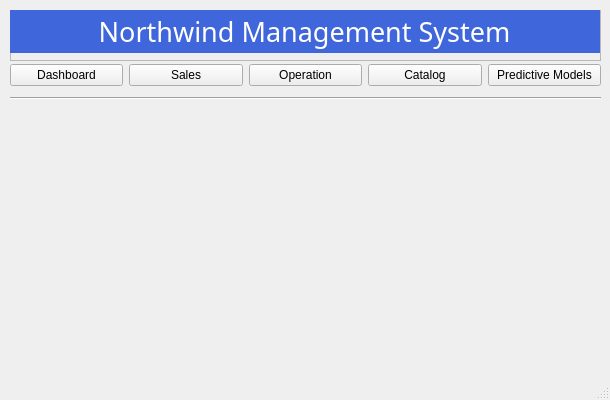
nhudangsleep/MLinBA_Northwinds_Management_System, file View/MainWindow.ui: the form before one commit.
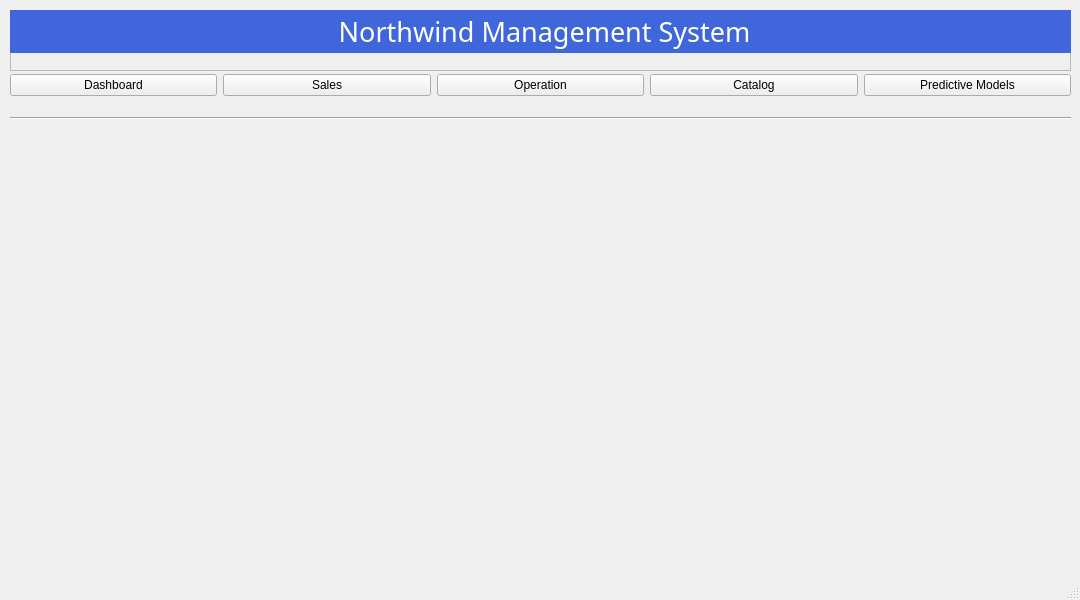
The form after the commit. The open tabs and pages were chosen to show the change.

What changed in the file:
```diff
--- a/View/MainWindow.ui
+++ b/View/MainWindow.ui
@@ -6,8 +6,8 @@
    <rect>
     <x>0</x>
     <y>0</y>
-    <width>610</width>
-    <height>400</height>
+    <width>1080</width>
+    <height>600</height>
    </rect>
   </property>
   <property name="windowTitle">
@@ -19,8 +19,8 @@
      <rect>
       <x>10</x>
       <y>10</y>
-      <width>591</width>
-      <height>51</height>
+      <width>1061</width>
+      <height>61</height>
      </rect>
     </property>
     <property name="frameShape">
@@ -34,7 +34,7 @@
       <rect>
        <x>-1</x>
        <y>0</y>
-       <width>591</width>
+       <width>1071</width>
        <height>43</height>
       </rect>
      </property>
@@ -68,8 +68,8 @@
      <rect>
       <x>10</x>
       <y>60</y>
-      <width>591</width>
-      <height>31</height>
+      <width>1061</width>
+      <height>51</height>
      </rect>
     </property>
     <layout class="QHBoxLayout" name="horizontalLayout">
@@ -114,9 +114,9 @@
     <property name="geometry">
      <rect>
       <x>10</x>
-      <y>100</y>
-      <width>591</width>
-      <height>271</height>
+      <y>130</y>
+      <width>1060</width>
+      <height>420</height>
      </rect>
     </property>
     <property name="currentIndex">
@@ -131,8 +131,8 @@
     <property name="geometry">
      <rect>
       <x>10</x>
-      <y>90</y>
-      <width>591</width>
+      <y>110</y>
+      <width>1061</width>
       <height>16</height>
      </rect>
     </property>
```
Left out of the diff: 4 changed lines with no effect on the pictures.
